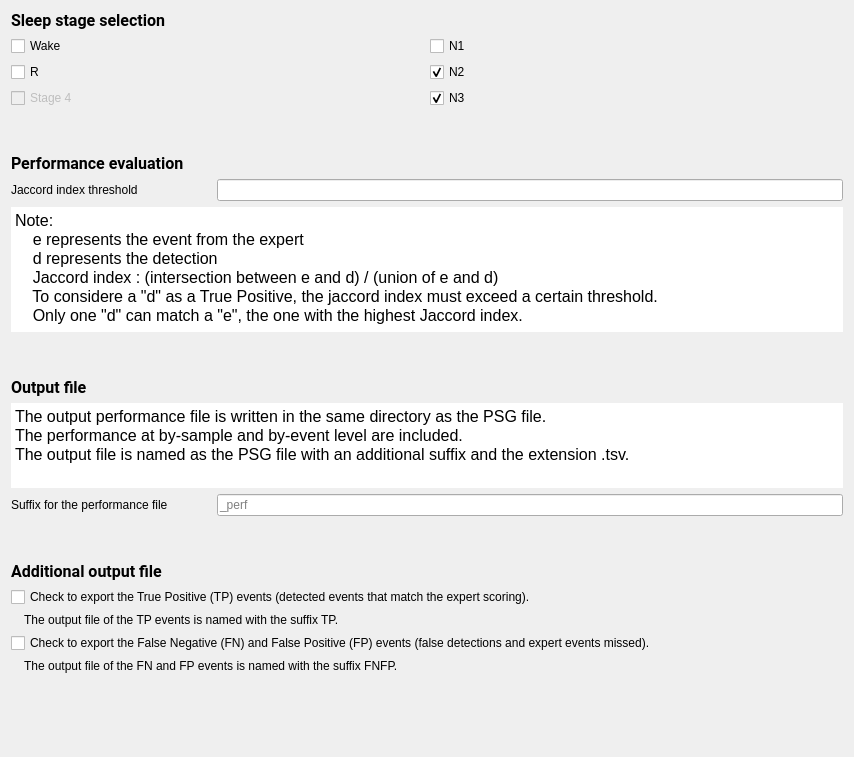
Before: the Qt Designer form tools/CEAMSTools/CompareEventsFromPSG/OutputFilesStep/Ui_OutputFilesStep.ui in SnoozToolbox/snooz-package-ceams, drawn with Qt 5.
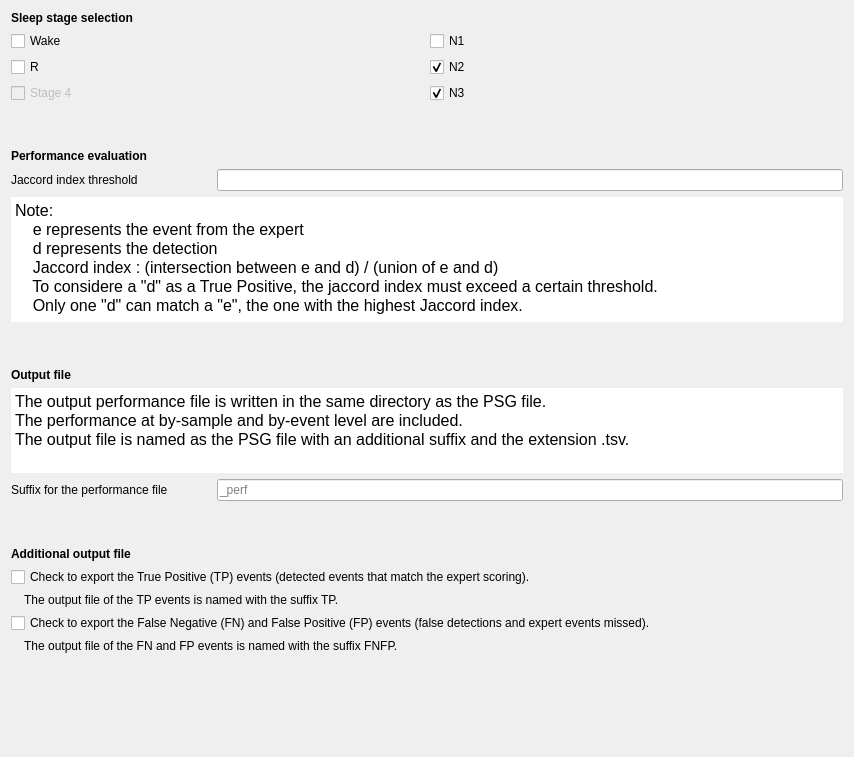
After: the same form once the commit is applied.

Commit message: Font step 4: forms without fonts of their own, look kept

```diff
--- a/tools/CEAMSTools/CompareEventsFromPSG/OutputFilesStep/Ui_OutputFilesStep.ui
+++ b/tools/CEAMSTools/CompareEventsFromPSG/OutputFilesStep/Ui_OutputFilesStep.ui
@@ -13,9 +13,6 @@
   <property name="windowTitle">
    <string/>
   </property>
-  <property name="styleSheet">
-   <string>font: 12pt &quot;Roboto&quot;;</string>
-  </property>
   <layout class="QVBoxLayout" name="verticalLayout_3">
    <item>
     <layout class="QVBoxLayout" name="verticalLayout">
@@ -23,8 +20,6 @@
       <widget class="QLabel" name="label_5">
        <property name="font">
         <font>
-         <family>Roboto</family>
-         <pointsize>12</pointsize>
          <italic>false</italic>
          <bold>false</bold>
         </font>
@@ -118,8 +113,6 @@
        </property>
        <property name="font">
         <font>
-         <family>Roboto</family>
-         <pointsize>12</pointsize>
          <italic>false</italic>
          <bold>false</bold>
         </font>
@@ -185,7 +178,7 @@
 hr { height: 1px; border-width: 0; }
 li.unchecked::marker { content: &quot;\2610&quot;; }
 li.checked::marker { content: &quot;\2612&quot;; }
-&lt;/style&gt;&lt;/head&gt;&lt;body style=&quot; font-family:'Roboto'; font-size:12pt; font-weight:400; font-style:normal;&quot;&gt;
+&lt;/style&gt;&lt;/head&gt;&lt;body style=&quot; font-size:12pt; font-weight:400; font-style:normal;&quot;&gt;
 &lt;p style=&quot; margin-top:0px; margin-bottom:0px; margin-left:0px; margin-right:0px; -qt-block-indent:0; text-indent:0px;&quot;&gt;Note:&lt;/p&gt;
 &lt;p style=&quot; margin-top:0px; margin-bottom:0px; margin-left:0px; margin-right:0px; -qt-block-indent:0; text-indent:0px;&quot;&gt;    e represents the event from the expert&lt;/p&gt;
 &lt;p style=&quot; margin-top:0px; margin-bottom:0px; margin-left:0px; margin-right:0px; -qt-block-indent:0; text-indent:0px;&quot;&gt;    d represents the detection&lt;/p&gt;
@@ -223,8 +216,6 @@
          </property>
          <property name="font">
           <font>
-           <family>Roboto</family>
-           <pointsize>12</pointsize>
            <italic>false</italic>
            <bold>false</bold>
           </font>
@@ -258,7 +249,7 @@
 hr { height: 1px; border-width: 0; }
 li.unchecked::marker { content: &quot;\2610&quot;; }
 li.checked::marker { content: &quot;\2612&quot;; }
-&lt;/style&gt;&lt;/head&gt;&lt;body style=&quot; font-family:'Roboto'; font-size:12pt; font-weight:400; font-style:normal;&quot;&gt;
+&lt;/style&gt;&lt;/head&gt;&lt;body style=&quot; font-size:12pt; font-weight:400; font-style:normal;&quot;&gt;
 &lt;p style=&quot; margin-top:0px; margin-bottom:0px; margin-left:0px; margin-right:0px; -qt-block-indent:0; text-indent:0px;&quot;&gt;The output performance file is written in the same directory as the PSG file.&lt;/p&gt;
 &lt;p style=&quot; margin-top:0px; margin-bottom:0px; margin-left:0px; margin-right:0px; -qt-block-indent:0; text-indent:0px;&quot;&gt;The performance at by-sample and by-event level are included.&lt;/p&gt;
 &lt;p style=&quot; margin-top:0px; margin-bottom:0px; margin-left:0px; margin-right:0px; -qt-block-indent:0; text-indent:0px;&quot;&gt;The output file is named as the PSG file with an additional suffix and the extension .tsv.&lt;/p&gt;&lt;/body&gt;&lt;/html&gt;</string>
@@ -317,8 +308,6 @@
       <widget class="QLabel" name="label_title">
        <property name="font">
         <font>
-         <family>Roboto</family>
-         <pointsize>12</pointsize>
          <italic>false</italic>
          <bold>false</bold>
         </font>
```
The commit also changes 427 other files.
